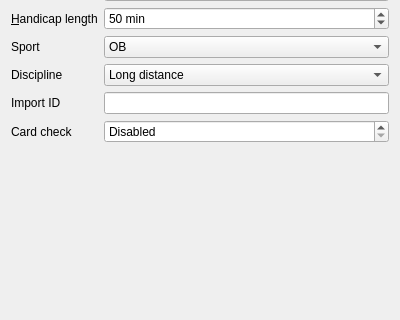
Old version of the form quickevent/app/quickevent/plugins/Event/src/eventdialogwidget.ui in the repository Quick-Event/quickbox; both pictures show x 0 to 400 and y 259 to 579 of the 400 by 730 pixel window.
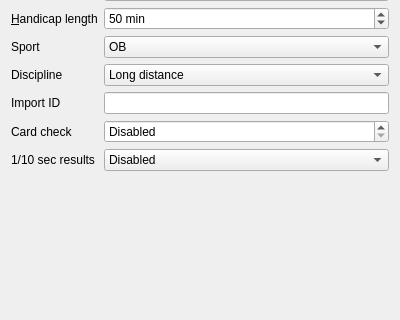
New version of the form.

Commit message: Preparation for #927 , 1/10 sec results config option added, it does nothing currently, combo is disabled.

```diff
--- a/quickevent/app/quickevent/plugins/Event/src/eventdialogwidget.ui
+++ b/quickevent/app/quickevent/plugins/Event/src/eventdialogwidget.ui
@@ -316,6 +316,30 @@
      </property>
     </widget>
    </item>
+   <item row="14" column="0">
+    <widget class="QLabel" name="label_15">
+     <property name="text">
+      <string>1/10 sec results</string>
+     </property>
+     <property name="buddy">
+      <cstring>ed_handicapLength</cstring>
+     </property>
+    </widget>
+   </item>
+   <item row="14" column="1">
+    <widget class="QComboBox" name="ed_oneTenthSecResults">
+     <item>
+      <property name="text">
+       <string>Disabled</string>
+      </property>
+     </item>
+     <item>
+      <property name="text">
+       <string>Enabled</string>
+      </property>
+     </item>
+    </widget>
+   </item>
   </layout>
  </widget>
  <tabstops>
```
The commit also changes 5 other files.
